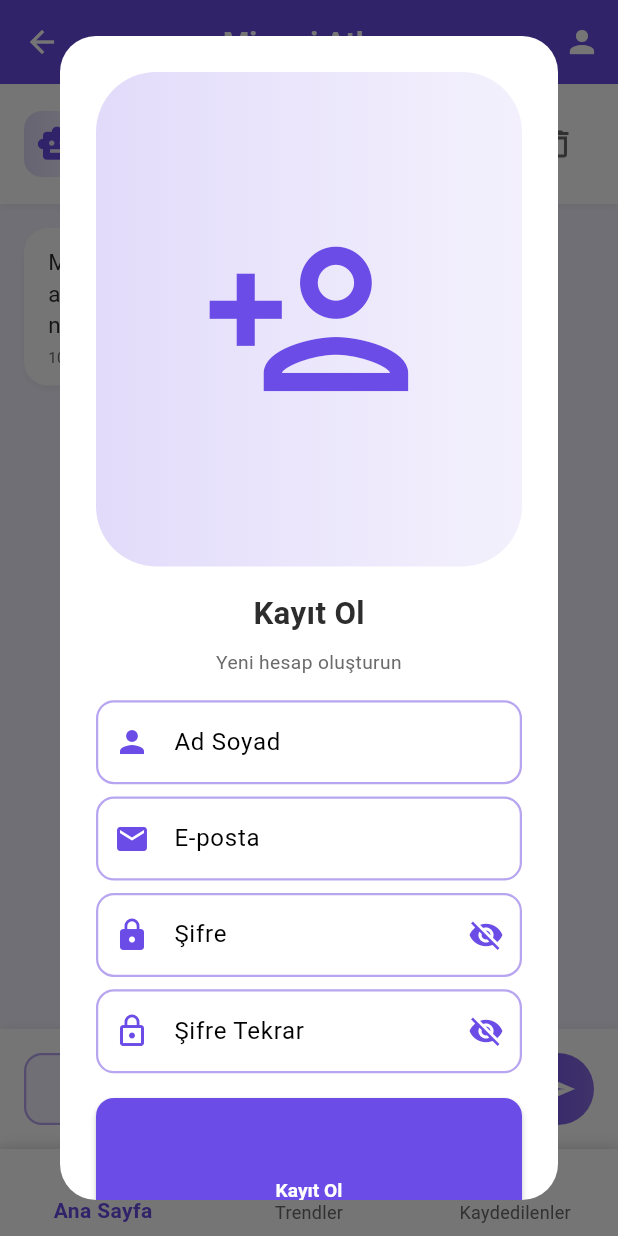
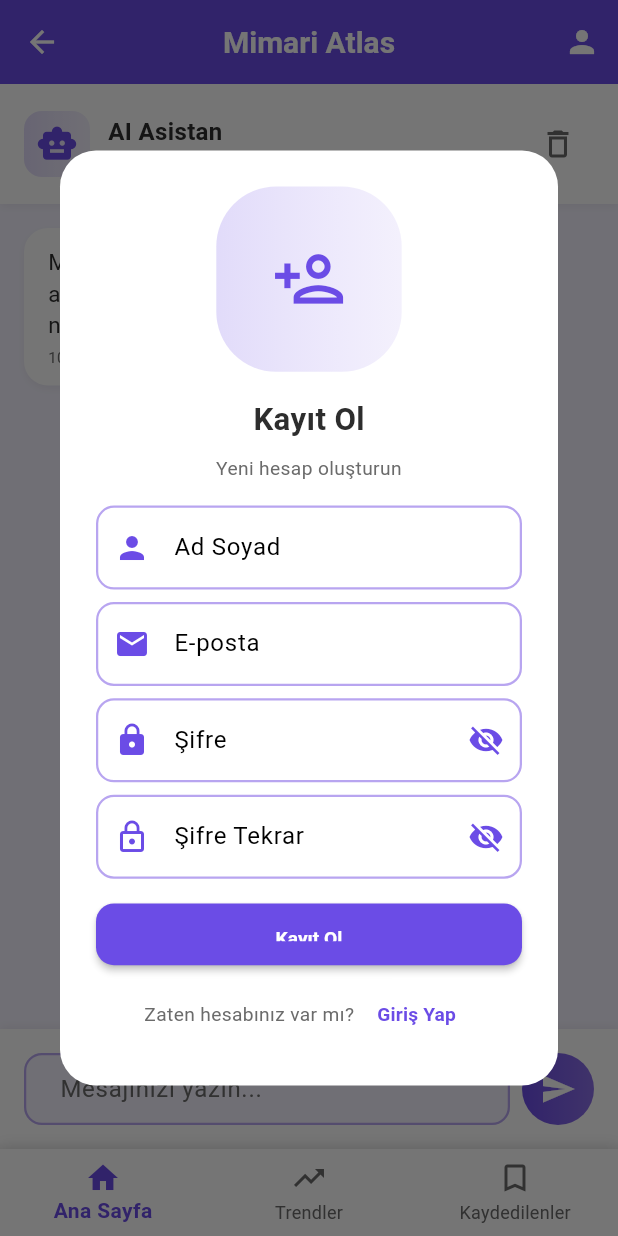
Before and after one commit to busradansmn/Atlas-of-Architecture, a Flutter app: the MainScreen screen opened by its route, after a tap on "Giriş Yap", after a tap on "Kayıt Ol", on a phone screen of 412 x 824 dp. Run offline on Flutter 3.47's test engine with Material 3 defaults, Android fonts, the phone set to English and light mode, and no system bars; our stand-ins replace firebase_auth, firebase_core, flutter_dotenv, flutter_riverpod, google_generative_ai, shared_preferences and 1 more; accounts and stored records are empty; network calls fail.

```diff
--- a/lib/screens/trends/trends_screen.dart
+++ b/lib/screens/trends/trends_screen.dart
@@ -22,15 +22,6 @@ class TrendsScreen extends StatelessWidget {
   Widget build(BuildContext context) {
     return Scaffold(
       backgroundColor: Colors.grey[50],
-      appBar: AppBar(
-        elevation: 0,
-        title: const Text(
-          "Mimarlık Haberleri",
-          style: TextStyle(fontWeight: FontWeight.bold),
-        ),
-        backgroundColor: Colors.white,
-        foregroundColor: Colors.black87,
-      ),
       body: SingleChildScrollView(
         child: Column(
           crossAxisAlignment: CrossAxisAlignment.start,
--- a/lib/widgets/register_dialog.dart
+++ b/lib/widgets/register_dialog.dart
@@ -95,8 +95,8 @@ class _RegisterDialogState extends ConsumerState<RegisterDialog> {
               mainAxisSize: MainAxisSize.min,
               children: [
                 Container(
-                  width: r.wp(80),
-                  height: r.wp(80),
+                  width: r.wp(30),
+                  height: r.wp(30),
                   decoration: BoxDecoration(
                     gradient: LinearGradient(
                       colors: [
@@ -108,7 +108,7 @@ class _RegisterDialogState extends ConsumerState<RegisterDialog> {
                   ),
                   child: Icon(
                     Icons.person_add_outlined,
-                    size: r.wp(35),
+                    size: r.wp(12),
                     color: AppTheme.primaryPurple,
                   ),
                 ),
@@ -234,7 +234,7 @@ class _RegisterDialogState extends ConsumerState<RegisterDialog> {
                 r.verticalSpaceMedium,
                 SizedBox(
                   width: double.infinity,
-                  height: r.wp(30),
+                  height: r.wp(10),
                   child: ElevatedButton(
                     onPressed: _isLoading ? null : _handleRegister,
                     style: ElevatedButton.styleFrom(
@@ -245,8 +245,8 @@ class _RegisterDialogState extends ConsumerState<RegisterDialog> {
                     ),
                     child: _isLoading
                         ? SizedBox(
-                            width: r.wp(20),
-                            height: r.wp(20),
+                      width: r.wp(10),
+                      height: r.wp(10),
                             child: const CircularProgressIndicator(
                               color: Colors.white,
                               strokeWidth: 2,
--- a/pubspec.yaml
+++ b/pubspec.yaml
@@ -49,4 +49,4 @@ flutter:
 
   assets:
     - .env
-    - assets/images/
+    - assets/
```
Also changed, not shown: assets/1.jpg (added), assets/2.jpg (added), 1 other file.
